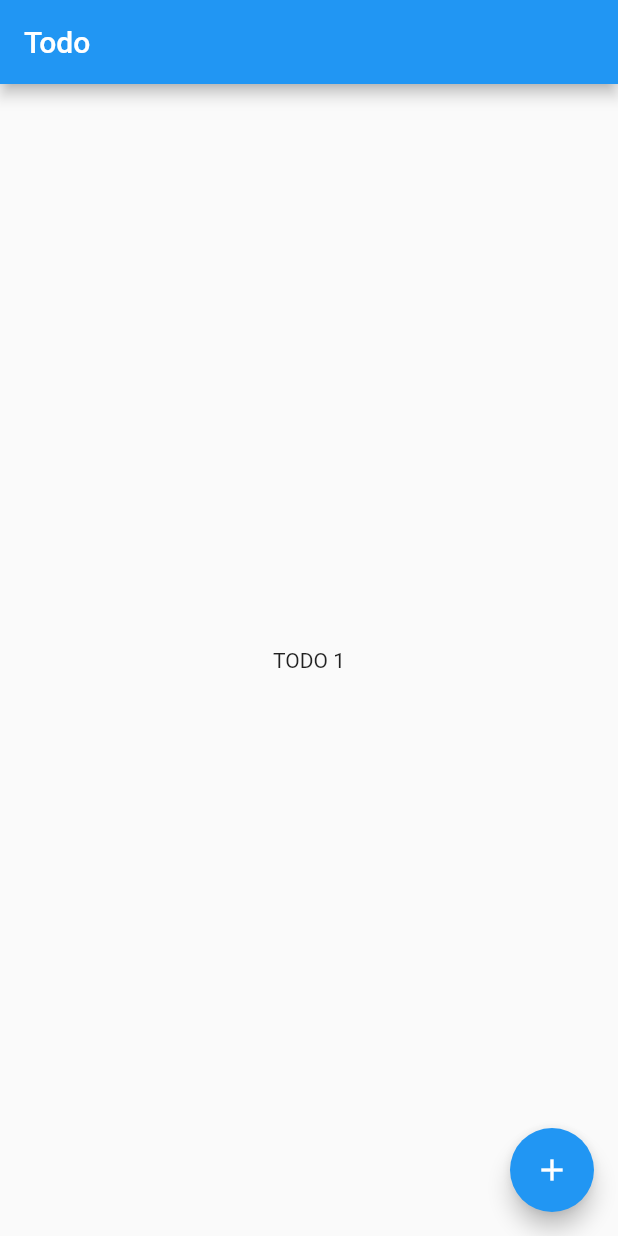
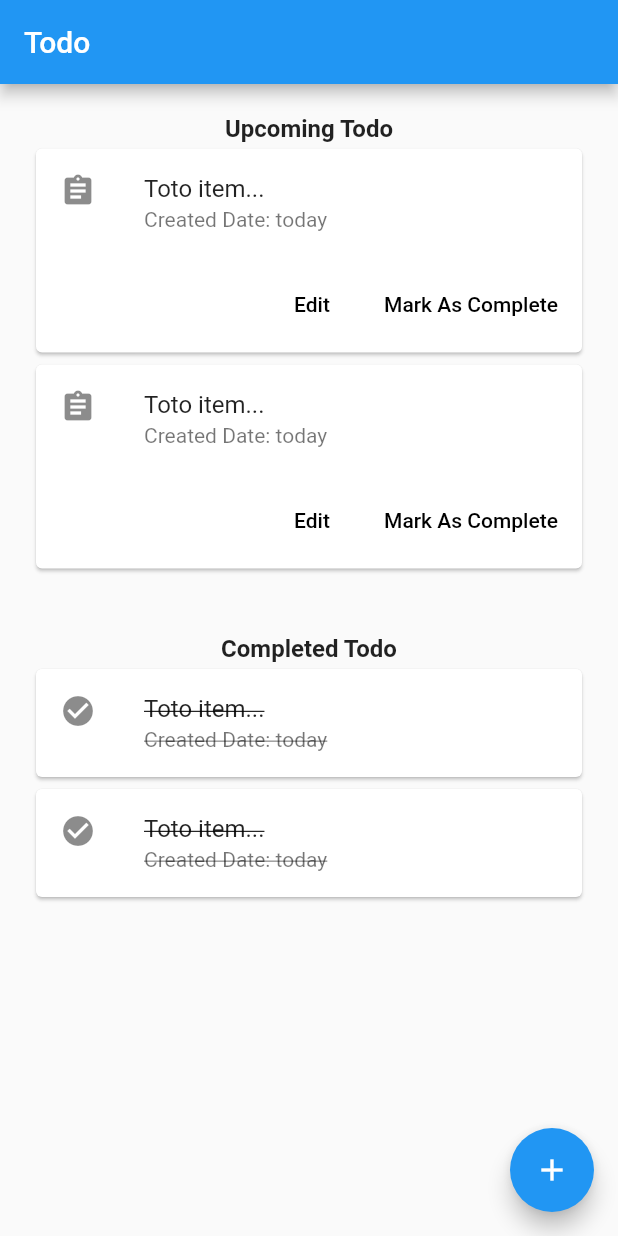
Before and after one commit to asyrafsalim/flutter-todo, a Flutter app: the screen it shows after launch, on a phone screen of 412 x 824 dp. Run offline on Flutter 3.47's test engine with Material 2 defaults, Android fonts, the phone set to English and light mode, and no system bars; our stand-ins replace bloc.

Commit message:
added todo cards

```diff
--- a/lib/src/screens/todo.dart
+++ b/lib/src/screens/todo.dart
@@ -1,6 +1,7 @@
 import 'package:flutter/material.dart';
 
 import '../widgets/dialog/todo.dart';
+import '../widgets/card/todo.dart';
 
 class TodoScreen extends StatefulWidget {
   @override
@@ -14,13 +15,31 @@ class _TodoScreenState extends State<TodoScreen> {
       appBar: AppBar(
         title: Text('Todo'),
       ),
-      body: Center(
-        child: Column(
-          mainAxisAlignment: MainAxisAlignment.center,
+      body: Container(
+        padding: EdgeInsets.all(20.0),
+        child: ListView(
           children: <Widget>[
             // to return list of cards
             Text(
-              'TODO 1',
+              "Upcoming Todo",
+              style: TextStyle(fontSize: 16, fontWeight: FontWeight.bold),
+              textAlign: TextAlign.center,
+            ),
+            TodoCard(),
+            TodoCard(),
+            Padding(
+              padding: EdgeInsets.only(top: 40.0),
+              child: Text(
+                "Completed Todo",
+                style: TextStyle(fontSize: 16, fontWeight: FontWeight.bold),
+                textAlign: TextAlign.center,
+              ),
+            ),
+            TodoCard(
+              completed: true,
+            ),
+            TodoCard(
+              completed: true,
             ),
           ],
         ),
--- /dev/null
+++ b/lib/src/widgets/card/todo.dart
@@ -0,0 +1,57 @@
+import 'package:flutter/material.dart';
+import 'package:flutter/widgets.dart';
+
+class TodoCard extends StatelessWidget {
+  final bool completed;
+
+  TodoCard({this.completed: false});
+
+  @override
+  Widget build(BuildContext context) {
+    print(this.completed);
+    return Card(
+      child: Column(
+        mainAxisSize: MainAxisSize.min,
+        children: <Widget>[
+          ListTile(
+            leading:
+                Icon(this.completed ? Icons.check_circle : Icons.assignment),
+            title: Text(
+              'Toto item...',
+              style: TextStyle(
+                  decoration:
+                      this.completed ? TextDecoration.lineThrough : null),
+            ),
+            subtitle: Text(
+              'Created Date: today',
+              style: TextStyle(
+                  decoration:
+                      this.completed ? TextDecoration.lineThrough : null),
+            ),
+          ),
+          this.completed
+              ? Container()
+              : ButtonTheme.bar(
+                  // make buttons use the appropriate styles for cards
+                  child: ButtonBar(
+                    children: <Widget>[
+                      FlatButton(
+                        child: Text('Edit'),
+                        onPressed: () {
+                          print("edit");
+                        },
+                      ),
+                      FlatButton(
+                        child: Text('Mark As Complete'),
+                        onPressed: () {
+                          print("complete");
+                        },
+                      ),
+                    ],
+                  ),
+                ),
+        ],
+      ),
+    );
+  }
+}
```
